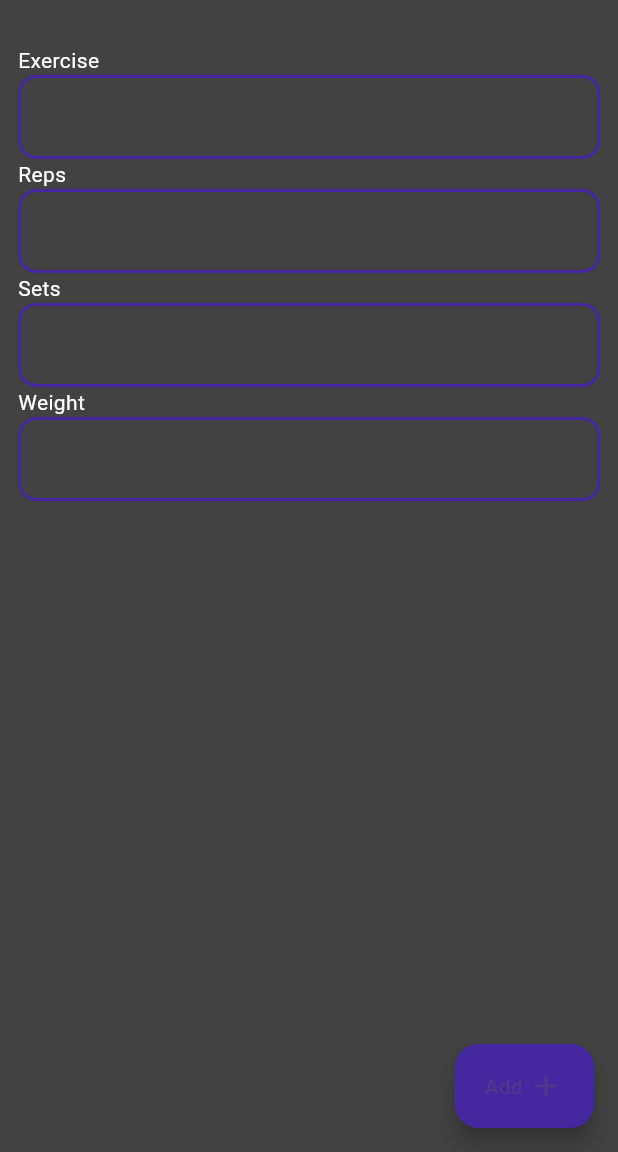
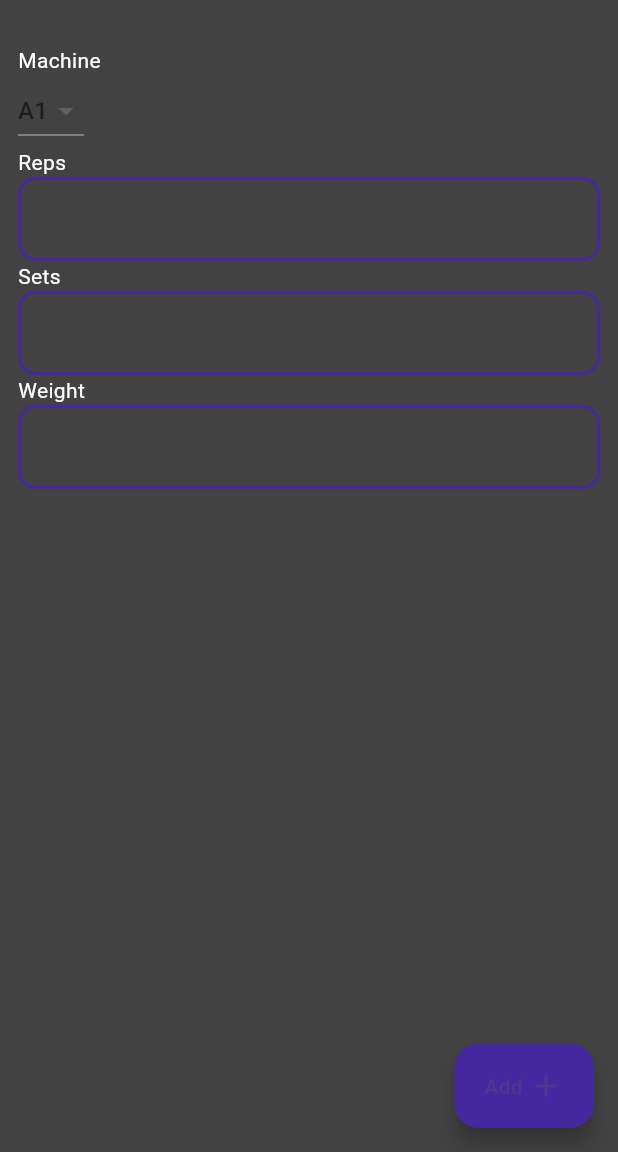
Before and after one commit to domique26/gym_tracker, a Flutter app: the screen it shows after launch, after a tap on "Add", on a phone screen of 412 x 824 dp, the part 84-1236 px from its top. Run offline on Flutter 3.47's test engine with Material 3 defaults, Android fonts, the phone set to English and light mode, and no system bars; our stand-ins replace hive, hive_flutter, table_calendar; accounts and stored records are empty.

Commit message:
well... yea...

```diff
--- a/lib/pages/new_training_page.dart
+++ b/lib/pages/new_training_page.dart
@@ -1,5 +1,6 @@
 import 'package:flutter/material.dart';
 import 'package:gym_tracker/data/database.dart';
+import 'package:gym_tracker/data/machines_db.dart';
 import 'package:gym_tracker/models/reps_sets_weights_model.dart';
 import 'package:gym_tracker/models/workout_model.dart';
 
@@ -12,9 +13,13 @@ class NewTrainingPage extends StatefulWidget {
 }
 
 class _NewTrainingPageState extends State<NewTrainingPage> {
+  String selected = "A1";
   @override
   Widget build(BuildContext context) {
-    TextEditingController exerciseCnt = TextEditingController();
+    List<DropdownMenuItem> menuItemList = machines.maschines
+        .map((val) => DropdownMenuItem(value: val.name, child: Text(val.name)))
+        .toList();
+
     TextEditingController repsCnt = TextEditingController();
     TextEditingController setsCnt = TextEditingController();
     TextEditingController weightCnt = TextEditingController();
@@ -22,8 +27,7 @@ class _NewTrainingPageState extends State<NewTrainingPage> {
     return Scaffold(
       floatingActionButton: FloatingActionButton.extended(
         onPressed: () {
-          if (exerciseCnt.text.isEmpty ||
-              repsCnt.text.isEmpty ||
+          if (repsCnt.text.isEmpty ||
               setsCnt.text.isEmpty ||
               weightCnt.text.isEmpty) {
             return;
@@ -33,7 +37,7 @@ class _NewTrainingPageState extends State<NewTrainingPage> {
             () {
               widget.workout.repsSetsWeights.add(
                 RepsSetsWeights(
-                  exercise: exerciseCnt.text,
+                  exercise: selected,
                   reps: repsCnt.text,
                   sets: setsCnt.text,
                   weight: weightCnt.text,
@@ -62,10 +66,15 @@ class _NewTrainingPageState extends State<NewTrainingPage> {
                 crossAxisAlignment: CrossAxisAlignment.start,
                 children: [
                   const Text(
-                    "Exercise",
+                    "Machine",
                     style: TextStyle(color: Colors.white),
                   ),
-                  customTextField(exerciseCnt),
+                  DropdownButton(
+                    dropdownColor: Colors.grey[600],
+                    value: selected,
+                    items: menuItemList,
+                    onChanged: (val) => setState(() => selected = val),
+                  ),
                   const Text(
                     "Reps",
                     style: TextStyle(color: Colors.white),
```
Also changed, not shown: lib/pages/settings_page.dart (+16 -13 lines).
